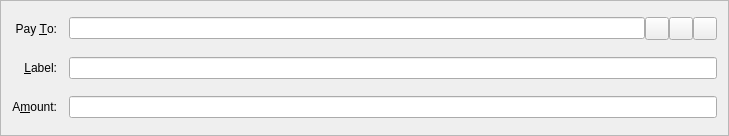
Before: the Qt Designer form src/qt/forms/sendcoinsentry.ui in Tillkoeln/chipcoin, drawn with Qt 5.
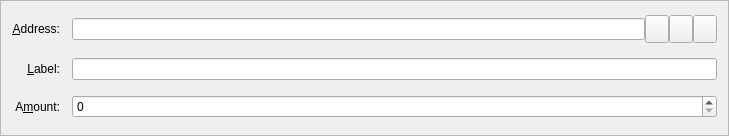
After: the same form once the commit is applied. Icons and pictures are not drawn. Custom widgets are drawn as their Qt base class.

```diff
--- a/src/qt/forms/sendcoinsentry.ui
+++ b/src/qt/forms/sendcoinsentry.ui
@@ -39,7 +39,7 @@
    <item row="3" column="0">
     <widget class="QLabel" name="label_2">
      <property name="text">
-      <string>Pay &amp;To:</string>
+      <string>&lt;html&gt;&lt;head/&gt;&lt;body&gt;&lt;p&gt;&amp;amp;Address:&lt;/p&gt;&lt;/body&gt;&lt;/html&gt;</string>
      </property>
      <property name="alignment">
       <set>Qt::AlignRight|Qt::AlignTrailing|Qt::AlignVCenter</set>
@@ -52,6 +52,23 @@
    <item row="5" column="1">
     <widget class="BitcoinAmountField" name="payAmount"/>
    </item>
+   <item row="4" column="1">
+    <layout class="QHBoxLayout" name="horizontalLayout_2">
+     <property name="spacing">
+      <number>0</number>
+     </property>
+     <item>
+      <widget class="QValidatedLineEdit" name="addAsLabel">
+       <property name="enabled">
+        <bool>true</bool>
+       </property>
+       <property name="toolTip">
+        <string>Enter a label for this address to add it to your contacts</string>
+       </property>
+      </widget>
+     </item>
+    </layout>
+   </item>
    <item row="4" column="0">
     <widget class="QLabel" name="label_4">
      <property name="text">
@@ -82,6 +99,12 @@
      </item>
      <item>
       <widget class="QToolButton" name="addressBookButton">
+       <property name="maximumSize">
+        <size>
+         <width>28</width>
+         <height>28</height>
+        </size>
+       </property>
        <property name="toolTip">
         <string>Choose address from address book</string>
        </property>
@@ -99,6 +122,12 @@
      </item>
      <item>
       <widget class="QToolButton" name="pasteButton">
+       <property name="maximumSize">
+        <size>
+         <width>28</width>
+         <height>28</height>
+        </size>
+       </property>
        <property name="toolTip">
         <string>Paste address from clipboard</string>
        </property>
@@ -116,6 +145,12 @@
      </item>
      <item>
       <widget class="QToolButton" name="deleteButton">
+       <property name="maximumSize">
+        <size>
+         <width>28</width>
+         <height>28</height>
+        </size>
+       </property>
        <property name="toolTip">
         <string>Remove this recipient</string>
        </property>
@@ -130,27 +165,20 @@
      </item>
     </layout>
    </item>
-   <item row="4" column="1">
-    <widget class="QValidatedLineEdit" name="addAsLabel">
-     <property name="toolTip">
-      <string>Enter a label for this address to add it to your address book</string>
-     </property>
-    </widget>
-   </item>
   </layout>
  </widget>
  <customwidgets>
+  <customwidget>
+   <class>QValidatedLineEdit</class>
+   <extends>QLineEdit</extends>
+   <header>qvalidatedlineedit.h</header>
+  </customwidget>
   <customwidget>
    <class>BitcoinAmountField</class>
-   <extends>QLineEdit</extends>
+   <extends>QSpinBox</extends>
    <header>bitcoinamountfield.h</header>
    <container>1</container>
   </customwidget>
-  <customwidget>
-   <class>QValidatedLineEdit</class>
-   <extends>QLineEdit</extends>
-   <header>qvalidatedlineedit.h</header>
-  </customwidget>
  </customwidgets>
  <resources>
   <include location="../bitcoin.qrc"/>
```
Left out of the diff: 2 changed lines with no effect on the pictures.
